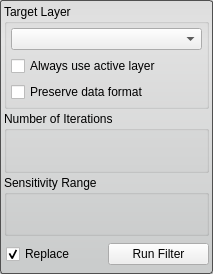
Qt form src/Interface/ToolInterface/GradientAnisotropicDiffusionFilterInterface.ui (SCIInstitute/Seg3D) before a commit.
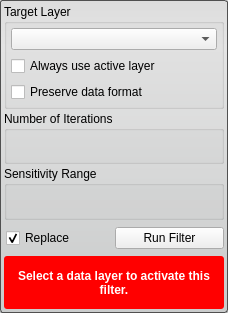
The same form after that commit. Custom widgets are drawn as their Qt base class.

Commit message: added a warning to the all the tools and filters for when the proper layer isnt selected.

Patch:
```diff
--- a/src/Interface/ToolInterface/GradientAnisotropicDiffusionFilterInterface.ui
+++ b/src/Interface/ToolInterface/GradientAnisotropicDiffusionFilterInterface.ui
@@ -6,8 +6,8 @@
    <rect>
     <x>0</x>
     <y>0</y>
-    <width>213</width>
-    <height>274</height>
+    <width>228</width>
+    <height>313</height>
    </rect>
   </property>
   <property name="sizePolicy">
@@ -209,20 +209,62 @@
      </layout>
     </widget>
    </item>
+   <item>
+    <widget class="QWidget" name="message_alert_" native="true">
+     <property name="minimumSize">
+      <size>
+       <width>0</width>
+       <height>32</height>
+      </size>
+     </property>
+     <property name="styleSheet">
+      <string notr="true">QLabel#message_{
+  color: white;
+  font: bold;
+}
+
+QWidget#message_alert_{
+  border-radius: 3px;
+  background-color: red;
+}</string>
+     </property>
+     <layout class="QHBoxLayout" name="horizontalLayout_6">
+      <property name="spacing">
+       <number>0</number>
+      </property>
+      <property name="margin">
+       <number>4</number>
+      </property>
+      <item>
+       <widget class="QLabel" name="message_">
+        <property name="text">
+         <string>Select a data layer to activate this filter.</string>
+        </property>
+        <property name="alignment">
+         <set>Qt::AlignCenter</set>
+        </property>
+        <property name="wordWrap">
+         <bool>true</bool>
+        </property>
+       </widget>
+      </item>
+     </layout>
+    </widget>
+   </item>
   </layout>
  </widget>
  <customwidgets>
+  <customwidget>
+   <class>QtUtils::QtDropableComboBox</class>
+   <extends>QComboBox</extends>
+   <header location="global">QtUtils/Widgets/QtDropableComboBox.h</header>
+  </customwidget>
   <customwidget>
    <class>QtUtils::QtSliderDoubleCombo</class>
    <extends>QWidget</extends>
    <header location="global">QtUtils/Widgets/QtSliderDoubleCombo.h</header>
    <container>1</container>
   </customwidget>
-  <customwidget>
-   <class>QtUtils::QtDropableComboBox</class>
-   <extends>QComboBox</extends>
-   <header location="global">QtUtils/Widgets/QtDropableComboBox.h</header>
-  </customwidget>
   <customwidget>
    <class>QtUtils::QtLogSliderIntCombo</class>
    <extends>QWidget</extends>
```
The commit also changes 67 other files.
